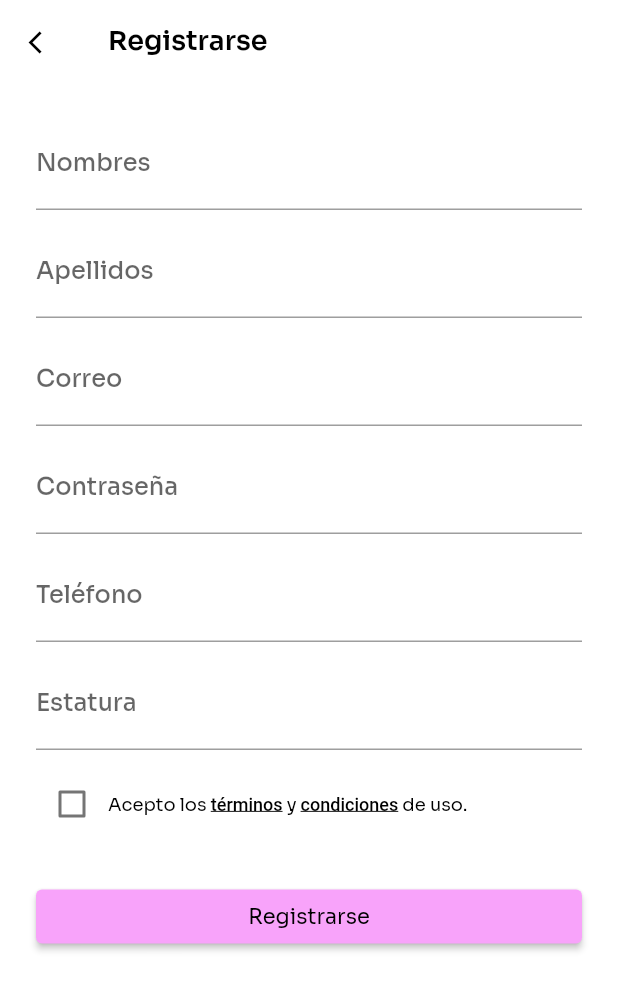
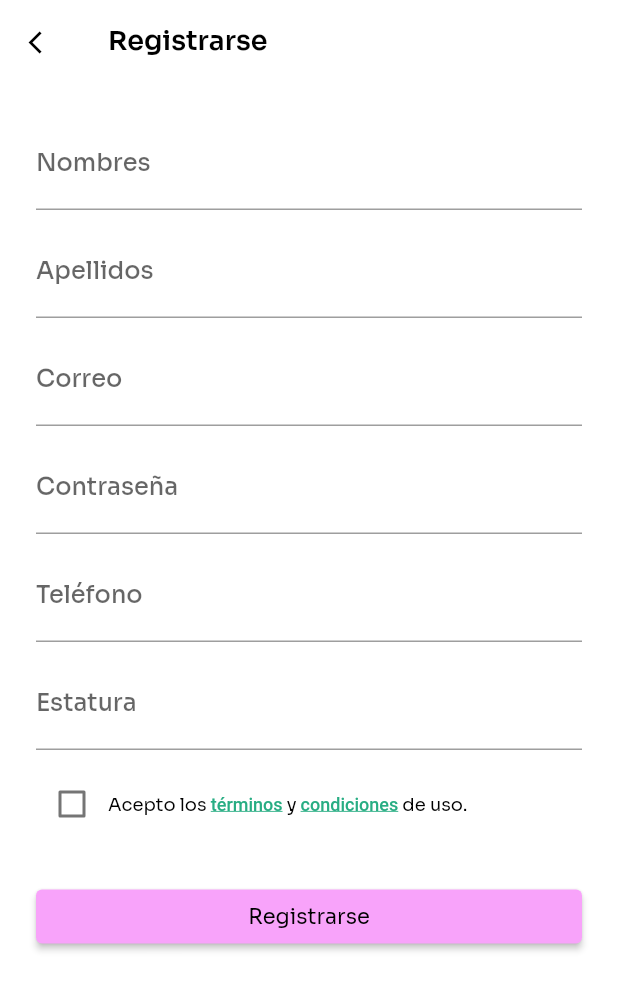
Before and after one commit to Patronaje-A-Medida/PatronajeMobileApp, a Flutter app: the screen it shows after launch, after a tap on "Regístrate", on a phone screen of 412 x 824 dp. Shown: the top 990 px of the screen. Run offline on Flutter 3.47's test engine with Material 2 defaults, Android fonts, the phone set to English and light mode, and no system bars; our stand-ins replace camera, dio, hive, hive_flutter; accounts and stored records are empty.

Commit message:
#6 mejora de widgets generales y widget sign-up-form

```diff
--- a/lib/presentation/shared/loading_primary_button.dart
+++ b/lib/presentation/shared/loading_primary_button.dart
@@ -1,5 +1,4 @@
 import 'package:flutter/material.dart';
-import 'package:patronaje_mobile_app/domain/utils/themes/color_theme.dart';
 
 class LoadingPrimaryButton extends StatelessWidget {
   final Size minimunSize;
@@ -17,15 +16,15 @@ class LoadingPrimaryButton extends StatelessWidget {
       style: OutlinedButton.styleFrom(
         minimumSize: minimunSize,
         side: BorderSide(
-          width: 0.7,
-          color: color ?? Palette.pink,
+          width: 0.8,
+          color: color ?? Theme.of(context).colorScheme.primary,
         ),
       ),
       child: SizedBox(
         height: 26,
         width: 26,
         child: CircularProgressIndicator(
-          color: color ?? Palette.pink,
+          color: color ?? Theme.of(context).colorScheme.primary,
         ),
       ),
     );
--- a/lib/presentation/shared/outlined_secondary_button.dart
+++ b/lib/presentation/shared/outlined_secondary_button.dart
@@ -1,5 +1,4 @@
 import 'package:flutter/material.dart';
-import 'package:patronaje_mobile_app/domain/utils/themes/color_theme.dart';
 
 class OutlinedSecondaryButton extends StatelessWidget {
   final String text;
@@ -20,15 +19,15 @@ class OutlinedSecondaryButton extends StatelessWidget {
       child: Text(
         text,
         style: TextStyle(
-          color: Palette.green,
+          color: Theme.of(context).colorScheme.secondary,
         ),
       ),
       style: OutlinedButton.styleFrom(
-        primary: Palette.green,
+        primary: Theme.of(context).colorScheme.secondary,
         minimumSize: minimunSize,
         side: BorderSide(
-          width: 0.7,
-          color: Palette.green.shade500,
+          width: 0.8,
+          color: Theme.of(context).colorScheme.secondary,
         ),
       ),
     );
--- a/lib/presentation/sign_up/widgets/sign_up_form.dart
+++ b/lib/presentation/sign_up/widgets/sign_up_form.dart
@@ -136,29 +136,31 @@ class SignUpForm extends StatelessWidget {
                             },
                           ),
                           RichText(
-                            text: const TextSpan(
+                            text: TextSpan(
                               children: [
-                                TextSpan(text: 'Acepto los '),
+                                const TextSpan(text: 'Acepto los '),
                                 TextSpan(
                                   text: 'términos',
                                   style: TextStyle(
                                     fontWeight: FontWeight.w500,
                                     decoration: TextDecoration.underline,
-                                    color: Colors.black,
+                                    color:
+                                        Theme.of(context).colorScheme.secondary,
                                   ),
                                 ),
-                                TextSpan(text: ' y '),
+                                const TextSpan(text: ' y '),
                                 TextSpan(
                                   text: 'condiciones',
                                   style: TextStyle(
                                     fontWeight: FontWeight.w500,
                                     decoration: TextDecoration.underline,
-                                    color: Colors.black,
+                                    color:
+                                        Theme.of(context).colorScheme.secondary,
                                   ),
                                 ),
-                                TextSpan(text: ' de uso.'),
+                                const TextSpan(text: ' de uso.'),
                               ],
-                              style: TextStyle(
+                              style: const TextStyle(
                                 color: Colors.black,
                                 fontFamily: 'Sora',
                                 fontSize: 12,
@@ -185,10 +187,12 @@ class SignUpForm extends StatelessWidget {
                 : FilledPrimaryButton(
                     text: 'Registrarse',
                     onPressed: () async {
-                      if (_formKey.currentState!.validate()) {
+                      FocusManager.instance.primaryFocus?.unfocus();
+
+                      if (!_formKey.currentState!.validate()) return;
                       try {
-                          final result = await authProvider
-                              .signUp(formProvider.userCreate);
+                        final result =
+                            await authProvider.signUp(formProvider.userCreate);
 
                         Provider.of<UserLocalDataProvider>(
                           context,
@@ -220,138 +224,11 @@ class SignUpForm extends StatelessWidget {
                           ),
                         );
                       }
-                      } else {}
                     },
                   )
           ],
         ),
       );
     });
-    /*return Form(
-      key: _formKey,
-      autovalidateMode: AutovalidateMode.onUserInteraction,
-      child: ListView(
-        children: [
-          Padding(
-            padding: const EdgeInsets.only(bottom: 12.0),
-            child: TextFormField(
-              decoration: const InputDecoration(
-                labelText: 'Nombres',
-                labelStyle: TextStyle(fontWeight: FontWeight.w500),
-              ),
-              autocorrect: false,
-              keyboardType: TextInputType.name,
-            ),
-          ),
-          Padding(
-            padding: const EdgeInsets.only(bottom: 12.0),
-            child: TextFormField(
-              decoration: const InputDecoration(
-                labelText: 'Apellidos',
-                labelStyle: TextStyle(fontWeight: FontWeight.w500),
-              ),
-              autocorrect: false,
-              keyboardType: TextInputType.name,
-            ),
-          ),
-          Padding(
-            padding: const EdgeInsets.only(bottom: 12.0),
-            child: TextFormField(
-              decoration: const InputDecoration(
-                labelText: 'Correo',
-                labelStyle: TextStyle(fontWeight: FontWeight.w500),
-              ),
-              autocorrect: false,
-              keyboardType: TextInputType.emailAddress,
-            ),
-          ),
-          Padding(
-            padding: const EdgeInsets.only(bottom: 12.0),
-            child: TextFormField(
-              decoration: const InputDecoration(
-                labelText: 'Contraseña',
-                labelStyle: TextStyle(fontWeight: FontWeight.w500),
-              ),
-              autocorrect: false,
-              obscureText: true,
-            ),
-          ),
-          Padding(
-            padding: const EdgeInsets.only(bottom: 12.0),
-            child: TextFormField(
-              decoration: const InputDecoration(
-                labelText: 'Teléfono',
-                labelStyle: TextStyle(fontWeight: FontWeight.w500),
-              ),
-              autocorrect: false,
-              keyboardType: TextInputType.phone,
-            ),
-          ),
-          Padding(
-            padding: const EdgeInsets.only(bottom: 12.0),
-            child: TextFormField(
-              decoration: const InputDecoration(
-                labelText: 'Estatura',
-                labelStyle: TextStyle(fontWeight: FontWeight.w500),
-              ),
-              autocorrect: false,
-              keyboardType: TextInputType.number,
-            ),
-          ),
-          Padding(
-            padding: const EdgeInsets.only(bottom: 12.0),
-            child: Row(
-              mainAxisAlignment: MainAxisAlignment.start,
-              children: [
-                Checkbox(
-                  value: false,
-                  onChanged: (bool? val) {},
-                ),
-                RichText(
-                  text: const TextSpan(
-                    children: [
-                      TextSpan(text: 'Acepto los '),
-                      TextSpan(
-                        text: 'términos',
-                        style: TextStyle(
-                          fontWeight: FontWeight.w500,
-                          decoration: TextDecoration.underline,
-                          color: Colors.black,
-                        ),
-                      ),
-                      TextSpan(text: ' y '),
-                      TextSpan(
-                        text: 'condiciones',
-                        style: TextStyle(
-                          fontWeight: FontWeight.w500,
-                          decoration: TextDecoration.underline,
-                          color: Colors.black,
-                        ),
-                      ),
-                      TextSpan(text: ' de uso.'),
-                    ],
-                    style: TextStyle(
-                      color: Colors.black,
-                      fontFamily: 'Sora',
-                      fontSize: 12,
-                    ),
-                  ),
-                ),
-              ],
-            ),
-          ),
-          FilledPrimaryButton(
-            text: 'Registrarse',
-            onPressed: () {
-              if (_formKey.currentState!.validate()) {
-                print('jajaj');
-              } else {
-                print('jejeje');
-              }
-            },
-          )
-        ],
-      ),
-    );*/
   }
 }
```
Lines whose indentation alone changed are shown as unchanged.
